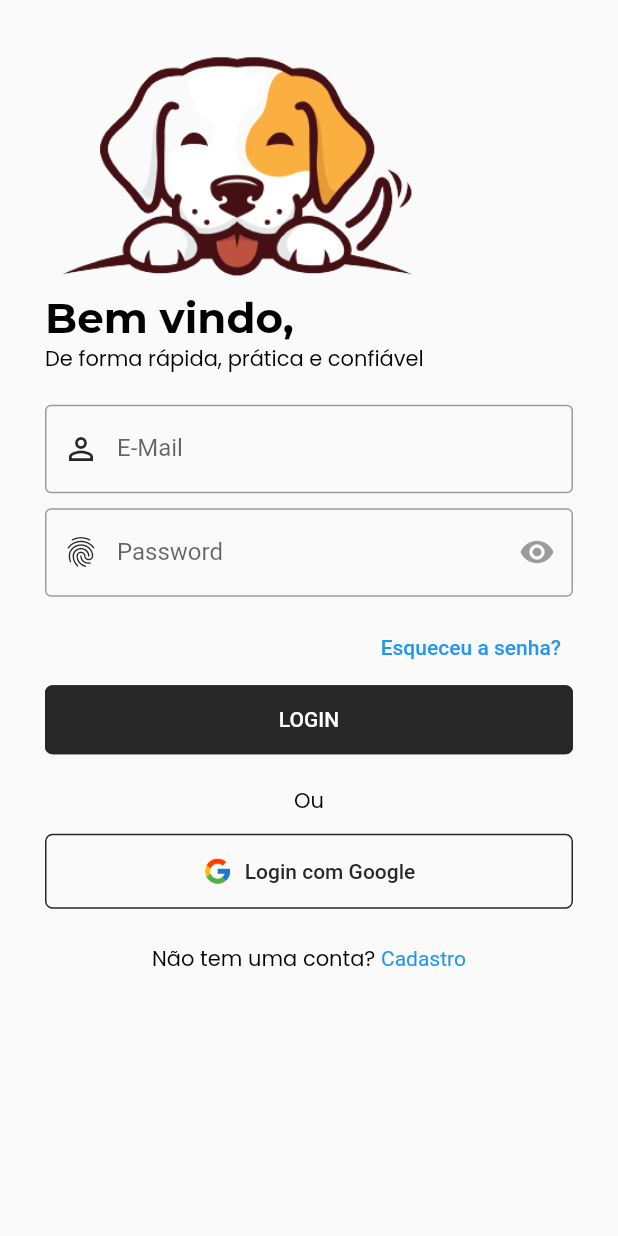
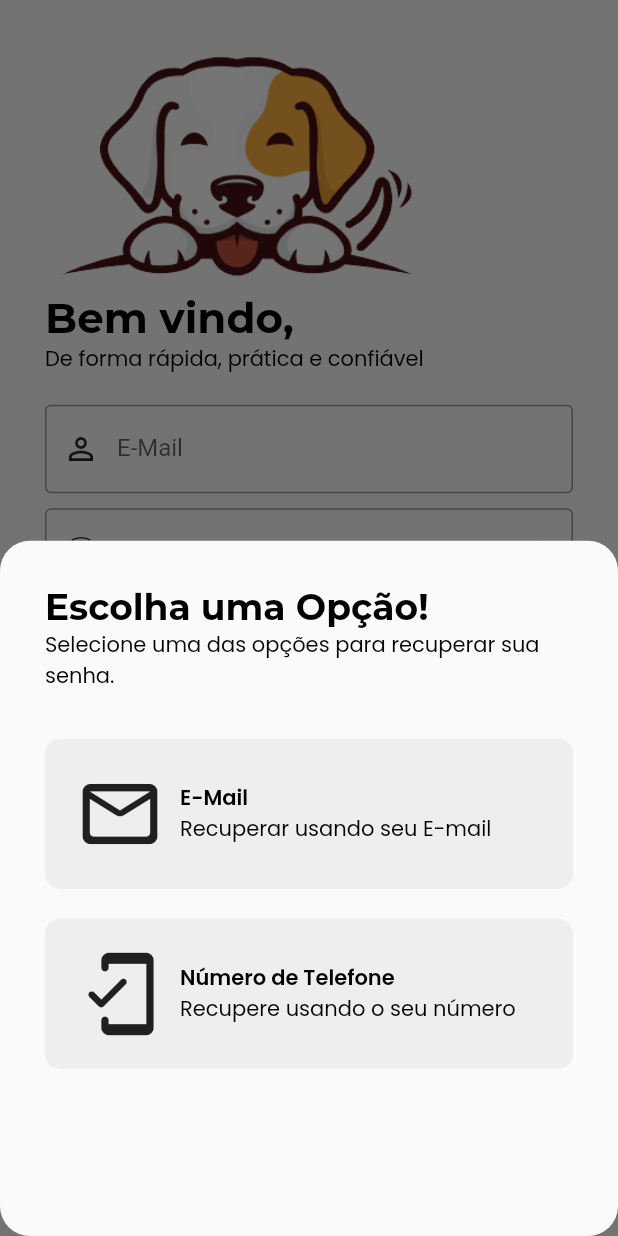
Before and after one commit to vinny0965/flutter-pet-shop-project, a Flutter app: the LoginScreen screen opened directly, after a tap on "Esqueceu a senha?", on a phone screen of 412 x 824 dp. Run offline on Flutter 3.47's test engine with Material 2 defaults, Android fonts, the phone set to English and light mode, and no system bars; our stand-ins replace get, google_fonts, liquid_swipe, smooth_page_indicator; project files that could hold a hidden picture were left out.

Commit message:
criação de tela forget password via email e phone

```diff
--- a/flutter_ui/lib/main.dart
+++ b/flutter_ui/lib/main.dart
@@ -19,6 +19,8 @@ class MyApp extends StatelessWidget {
       theme: TAppTheme.ligthTheme,
       darkTheme: TAppTheme.darkTheme,
       themeMode: ThemeMode.system,
+      defaultTransition: Transition.leftToRightWithFade,
+      transitionDuration: const Duration(milliseconds: 500),
       home: SplashScreen(),
     );
   }
--- a/flutter_ui/lib/src/constants/image_strings.dart
+++ b/flutter_ui/lib/src/constants/image_strings.dart
@@ -19,3 +19,7 @@ const String tWelcomeSreenImage =
 //-- logo imagem
 
 const String tGoogleLogoImage = "assets/logo/google-logo.png";
+
+//forgot image
+
+const String tForgetPasswordImage = "assets/images/icon_forgot.png";
--- a/flutter_ui/lib/src/constants/text_strings.dart
+++ b/flutter_ui/lib/src/constants/text_strings.dart
@@ -46,3 +46,12 @@ const String tSignUpSubTitle =
     "Tenha acesso a todos os serviços da plataforma...";
 const String tFullName = "Nome Completo";
 const String tPhoneN = "Número de Telefone";
+
+const String tForgetPasswordTitle = "Escolha uma Opção!";
+const String tForgetPasswordSubtitle =
+    "Selecione uma das opções para recuperar sua senha.";
+const String tResetViaEmail = "Recuperar usando seu E-mail";
+const String tResetViaCel = "Recupere usando o seu número";
+
+const String tForgetPhoneSubtitle = "Digite seu telefone para receber o código";
+const String tForgetMailSubtitle = "Digite seu email para receber o código";
--- /dev/null
+++ b/flutter_ui/lib/src/features/authentication/screens/forget_password/forget_password_options/forget_password_btn_widget.dart
@@ -0,0 +1,49 @@
+import 'package:flutter/material.dart';
+
+class ForgetPasswordBtnWidget extends StatelessWidget {
+  const ForgetPasswordBtnWidget({
+    required this.btnIcon,
+    required this.tile,
+    required this.subTitle,
+    required this.onTap,
+    super.key,
+  });
+
+  final IconData btnIcon;
+  final String tile, subTitle;
+  final VoidCallback onTap;
+
+  @override
+  Widget build(BuildContext context) {
+    return GestureDetector(
+      onTap: onTap,
+      child: Container(
+        padding: const EdgeInsets.all(20.0),
+        decoration: BoxDecoration(
+            borderRadius: BorderRadius.circular(10.0),
+            color: Colors.grey.shade200),
+        child: Row(
+          children: [
+            Icon(btnIcon, size: 60.0),
+            const SizedBox(
+              width: 10.0,
+            ),
+            Column(
+              crossAxisAlignment: CrossAxisAlignment.start,
+              children: [
+                Text(
+                  tile,
+                  style: Theme.of(context).textTheme.headline6,
+                ),
+                Text(
+                  subTitle,
+                  style: Theme.of(context).textTheme.bodyText2,
+                )
+              ],
+            )
+          ],
+        ),
+      ),
+    );
+  }
+}
--- /dev/null
+++ b/flutter_ui/lib/src/features/authentication/screens/forget_password/forget_password_options/forget_password_model_bottom_sheet.dart
@@ -0,0 +1,56 @@
+import 'package:flutter/material.dart';
+import 'package:flutter_ui/src/features/authentication/screens/forget_password/forget_password_email/forget_password_mail.dart';
+import 'package:get/get.dart';
+
+import '../../../../../constants/sizes.dart';
+import '../../../../../constants/text_strings.dart';
+import 'forget_password_btn_widget.dart';
+
+class ForgetPasswordScreen {
+  static Future<dynamic> buildShowModalBottomSheet(BuildContext context) {
+    return showModalBottomSheet(
+        shape:
+            RoundedRectangleBorder(borderRadius: BorderRadius.circular(20.0)),
+        context: context,
+        builder: (context) => Container(
+              padding: const EdgeInsets.all(tDefaultSize),
+              child: Column(
+                crossAxisAlignment: CrossAxisAlignment.start,
+                children: [
+                  Text(
+                    tForgetPasswordTitle,
+                    style: Theme.of(context).textTheme.headline2,
+                  ),
+                  Text(
+                    tForgetPasswordSubtitle,
+                    style: Theme.of(context).textTheme.bodyText2,
+                  ),
+                  const SizedBox(
+                    height: 11.0,
+                  ),
+                  const SizedBox(
+                    height: 20.0,
+                  ),
+                  ForgetPasswordBtnWidget(
+                    btnIcon: Icons.mail_outline_rounded,
+                    tile: tEmail,
+                    subTitle: tResetViaEmail,
+                    onTap: () {
+                      Navigator.pop(context);
+                      Get.to(ForgetPasswordMailScreen());
+                    },
+                  ),
+                  const SizedBox(
+                    height: 20.0,
+                  ),
+                  ForgetPasswordBtnWidget(
+                    btnIcon: Icons.mobile_friendly_rounded,
+                    tile: tPhoneN,
+                    subTitle: tResetViaCel,
+                    onTap: () {},
+                  ),
+                ],
+              ),
+            ));
+  }
+}
--- a/flutter_ui/lib/src/features/authentication/screens/login/login_form_widget.dart
+++ b/flutter_ui/lib/src/features/authentication/screens/login/login_form_widget.dart
@@ -1,6 +1,9 @@
 import 'package:flutter/material.dart';
 import 'package:flutter_ui/src/constants/sizes.dart';
 import 'package:flutter_ui/src/constants/text_strings.dart';
+import 'package:flutter_ui/src/features/authentication/screens/forget_password/forget_password_options/forget_password_model_bottom_sheet.dart';
+
+import '../forget_password/forget_password_options/forget_password_btn_widget.dart';
 
 class LoginForm extends StatelessWidget {
   const LoginForm({
@@ -11,12 +14,12 @@ class LoginForm extends StatelessWidget {
   Widget build(BuildContext context) {
     return Form(
         child: Container(
-      padding: EdgeInsets.symmetric(vertical: tFormHeigth - 10),
+      padding: const EdgeInsets.symmetric(vertical: tFormHeigth - 10),
       child: Column(
         crossAxisAlignment: CrossAxisAlignment.start,
         children: [
           TextFormField(
-            decoration: InputDecoration(
+            decoration: const InputDecoration(
                 prefixIcon: Icon(Icons.person_outline_outlined),
                 labelText: tEmail,
                 hintText: tEmail,
@@ -24,7 +27,7 @@ class LoginForm extends StatelessWidget {
           ),
           const SizedBox(height: tFormHeigth - 20),
           TextFormField(
-            decoration: InputDecoration(
+            decoration: const InputDecoration(
                 prefixIcon: Icon(Icons.fingerprint),
                 labelText: tSenha,
                 hintText: tSenha,
@@ -35,8 +38,11 @@ class LoginForm extends StatelessWidget {
           const SizedBox(height: tFormHeigth - 20),
           Align(
               alignment: Alignment.centerRight,
-              child:
-                  TextButton(onPressed: () {}, child: Text(tForgetPassword))),
+              child: TextButton(
+                  onPressed: () {
+                    ForgetPasswordScreen.buildShowModalBottomSheet(context);
+                  },
+                  child: const Text(tForgetPassword))),
           SizedBox(
             width: double.infinity,
             child: ElevatedButton(
```
Also changed, not shown: flutter_ui/lib/src/common_widgets/form/form_header_widget.dart (+23 -7 lines), flutter_ui/lib/src/features/authentication/screens/forget_password/forget_password_email/forget_password_mail.dart (added, +61 -0 lines), flutter_ui/assets/images/icon_forgot.png (added).
